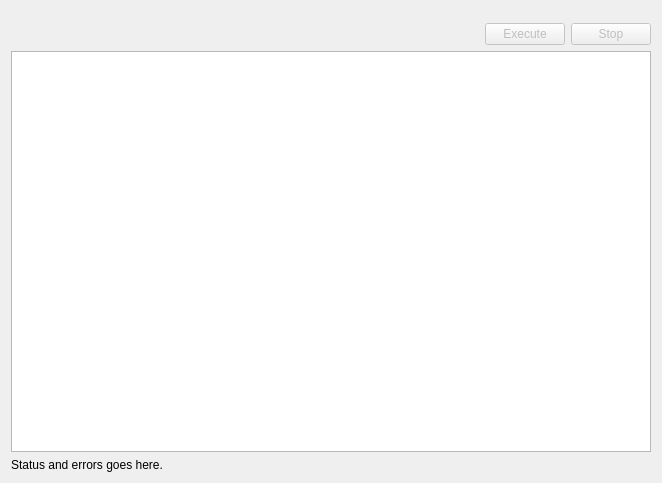
This is src/ui/qgsqueryresultwidgetbase.ui in carsmie/QGIS as Qt 5 draws it before an edit. The edited form follows.
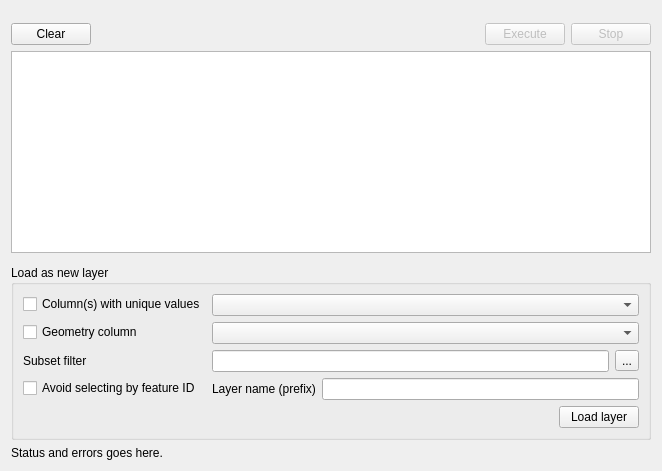
This is the edited form. Custom widgets are drawn as their Qt base class.

Commit message: SQL results widget: add query layers support (initial)

```diff
--- a/src/ui/qgsqueryresultwidgetbase.ui
+++ b/src/ui/qgsqueryresultwidgetbase.ui
@@ -7,21 +7,28 @@
     <x>0</x>
     <y>0</y>
     <width>662</width>
-    <height>483</height>
+    <height>471</height>
    </rect>
   </property>
   <property name="windowTitle">
    <string notr="true">Dialog</string>
   </property>
   <layout class="QVBoxLayout" name="verticalLayout">
-  <item>
-   <widget class="QgsMessageBar" name="mMessageBar" native="true"/>
-  </item>
    <item>
-    <widget class="QgsCodeEditorSQL" name="mCodeEditor" native="true"/>
+    <widget class="QgsMessageBar" name="mMessageBar" native="true"/>
    </item>
    <item>
-    <layout class="QHBoxLayout" name="horizontalLayout">    
+    <widget class="QgsCodeEditorSQL" name="mSqlEditor" native="true"/>
+   </item>
+   <item>
+    <layout class="QHBoxLayout" name="horizontalLayout">
+     <item>
+      <widget class="QPushButton" name="mClearButton">
+       <property name="text">
+        <string>Clear</string>
+       </property>
+      </widget>
+     </item>
      <item>
       <spacer name="horizontalSpacer">
        <property name="orientation">
@@ -60,6 +67,104 @@
    <item>
     <widget class="QTableView" name="mQueryResultsTableView"/>
    </item>
+   <item>
+    <widget class="QgsCodeEditorSQL" name="mSqlErrorText" native="true"/>
+   </item>
+   <item>
+    <widget class="QgsCollapsibleGroupBox" name="mLoadAsNewLayerGroupBox">
+     <property name="title">
+      <string>Load as new layer</string>
+     </property>
+     <layout class="QFormLayout" name="formLayout">
+      <item row="0" column="0">
+       <widget class="QCheckBox" name="mPkColumnsCheckBox">
+        <property name="text">
+         <string>Column(s) with unique values</string>
+        </property>
+       </widget>
+      </item>
+      <item row="0" column="1">
+       <widget class="QgsCheckableComboBox" name="mPkColumnsComboBox"/>
+      </item>
+      <item row="1" column="0">
+       <widget class="QCheckBox" name="mGeometryColumnCheckBox">
+        <property name="text">
+         <string>Geometry column</string>
+        </property>
+       </widget>
+      </item>
+      <item row="1" column="1">
+       <widget class="QComboBox" name="mGeometryColumnComboBox"/>
+      </item>
+      <item row="2" column="0">
+       <widget class="QLabel" name="mFilterLabel">
+        <property name="text">
+         <string>Subset filter</string>
+        </property>
+       </widget>
+      </item>
+      <item row="2" column="1">
+       <layout class="QHBoxLayout" name="horizontalLayout_5">
+        <item>
+         <widget class="QLineEdit" name="mFilterLineEdit"/>
+        </item>
+        <item>
+         <widget class="QToolButton" name="mFilterToolButton">
+          <property name="text">
+           <string>...</string>
+          </property>
+         </widget>
+        </item>
+       </layout>
+      </item>
+      <item row="3" column="0">
+       <widget class="QCheckBox" name="mAvoidSelectingAsFeatureIdCheckBox">
+        <property name="text">
+         <string>Avoid selecting by feature ID</string>
+        </property>
+       </widget>
+      </item>
+      <item row="3" column="1">
+       <layout class="QHBoxLayout" name="horizontalLayout_2">
+        <item>
+         <widget class="QLabel" name="mLayerNameLabel">
+          <property name="text">
+           <string>Layer name (prefix)</string>
+          </property>
+         </widget>
+        </item>
+        <item>
+         <widget class="QLineEdit" name="mLayerNameLineEdit"/>
+        </item>
+       </layout>
+      </item>
+      <item row="4" column="1">
+       <layout class="QHBoxLayout" name="horizontalLayout_3">
+        <item>
+         <spacer name="horizontalSpacer_2">
+          <property name="orientation">
+           <enum>Qt::Horizontal</enum>
+          </property>
+          <property name="sizeHint" stdset="0">
+           <size>
+            <width>40</width>
+            <height>20</height>
+           </size>
+          </property>
+         </spacer>
+        </item>
+        <item>
+         <widget class="QPushButton" name="mLoadLayerPushButton">
+          <property name="text">
+           <string>Load layer</string>
+          </property>
+         </widget>
+        </item>
+       </layout>
+      </item>
+     </layout>
+    </widget>
+   </item>
    <item>
     <widget class="QLabel" name="mStatusLabel">
      <property name="text">
@@ -82,6 +187,17 @@
    <header>qgsmessagebar.h</header>
    <container>1</container>
   </customwidget>
+  <customwidget>
+   <class>QgsCollapsibleGroupBox</class>
+   <extends>QGroupBox</extends>
+   <header>qgscollapsiblegroupbox.h</header>
+   <container>1</container>
+  </customwidget>
+  <customwidget>
+   <class>QgsCheckableComboBox</class>
+   <extends>QComboBox</extends>
+   <header>qgscheckablecombobox.h</header>
+  </customwidget>
  </customwidgets>
  <resources/>
  <connections/>
```
The commit also changes 15 other files.
